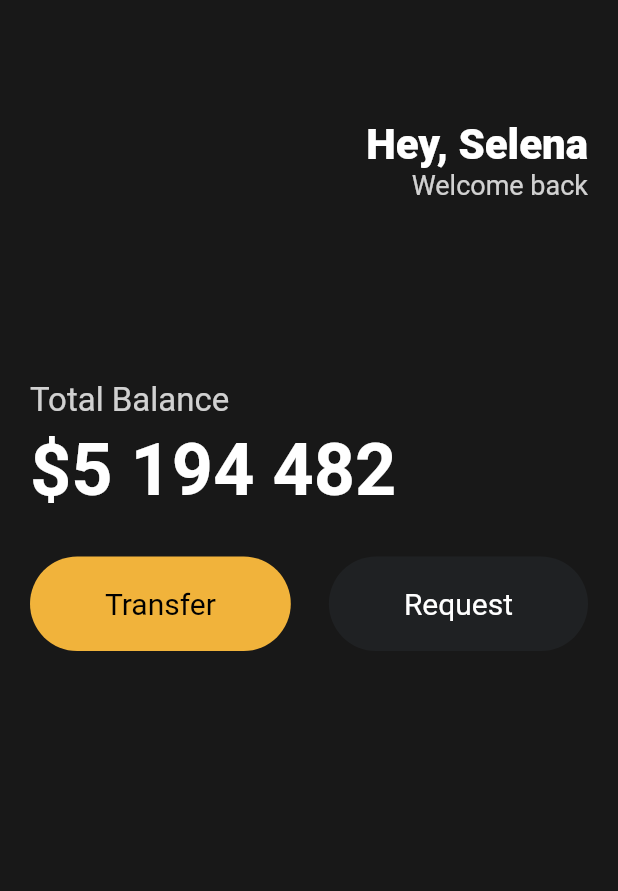
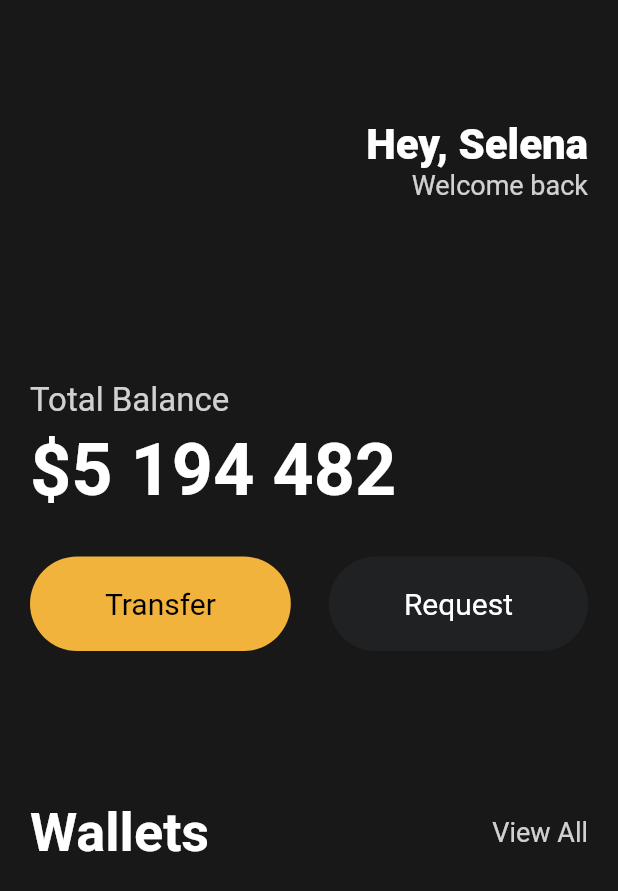
Before and after one commit to PearlKang/Nomadcoders, a Flutter app: the screen it shows after launch, on a phone screen of 412 x 824 dp. Shown: the top 891 px of the screen. Run offline on Flutter 3.47's test engine with Material 2 defaults, Android fonts, the phone set to English and light mode, and no system bars.

Commit message:
2023.02.16

```diff
--- a/Program/Flutter/toonflix/lib/main.dart
+++ b/Program/Flutter/toonflix/lib/main.dart
@@ -90,6 +90,29 @@ class App extends StatelessWidget {
                   ),
                 ],
               ),
+              const SizedBox(
+                height: 100,
+              ),
+              Row(
+                mainAxisAlignment: MainAxisAlignment.spaceBetween,
+                children: [
+                  const Text(
+                    "Wallets",
+                    style: TextStyle(
+                      color: Colors.white,
+                      fontSize: 36,
+                      fontWeight: FontWeight.w600,
+                    ),
+                  ),
+                  Text(
+                    "View All",
+                    style: TextStyle(
+                      color: Colors.white.withOpacity(0.8),
+                      fontSize: 18,
+                    ),
+                  ),
+                ],
+              ),
             ],
           ),
         ),
```
